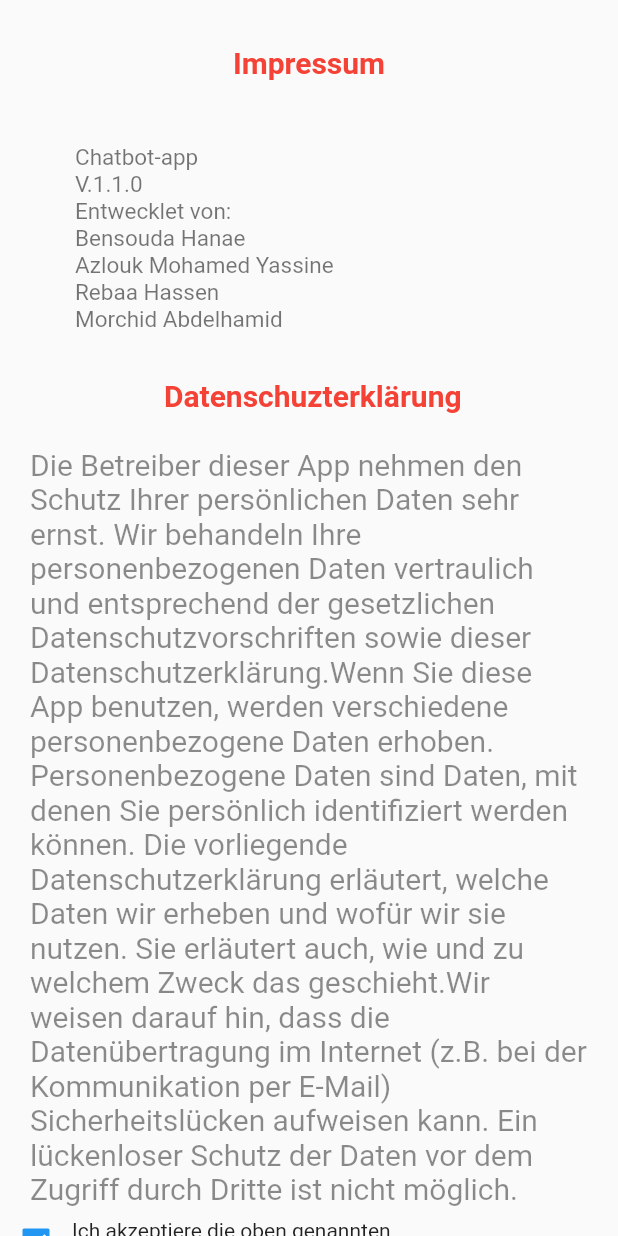
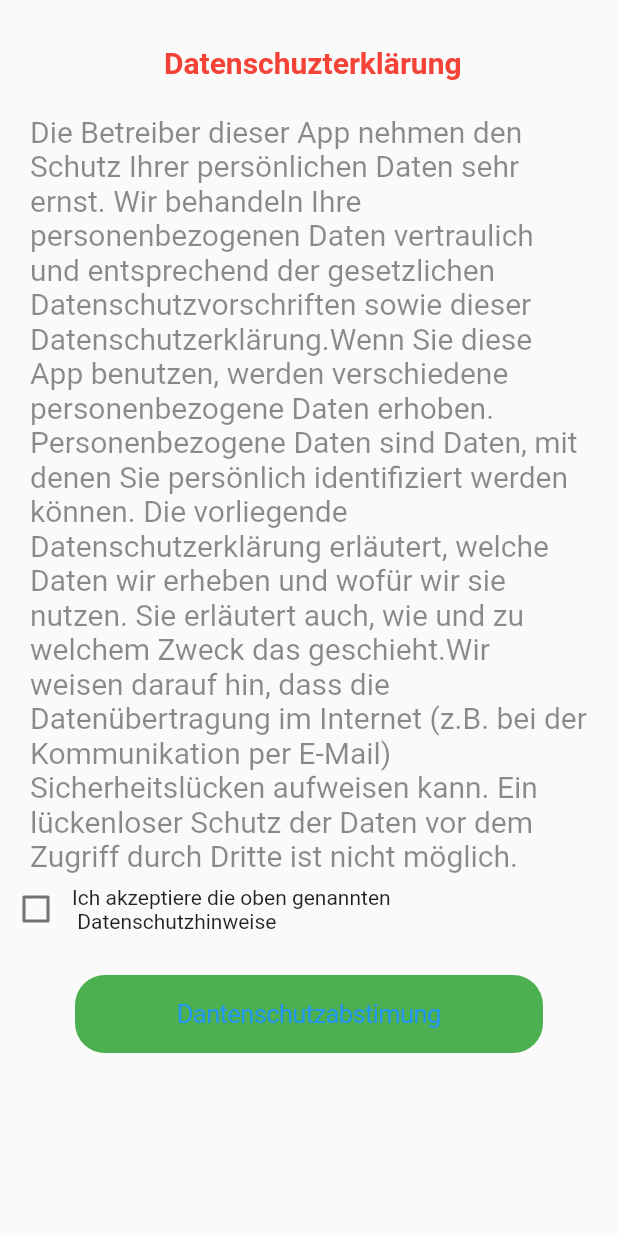
Before and after one commit to hassenrebaa/Flutter-Applikation-, a Flutter app: the FlutterDemo screen opened directly, on a phone screen of 412 x 824 dp. Run offline on Flutter 3.47's test engine with Material 2 defaults, Android fonts, the phone set to English and light mode, and no system bars; our stand-ins replace flutter_linkify, random_string, shared_preferences; accounts and stored records are empty; network calls fail.

Commit message:
Merge remote-tracking branch 'origin/master'
                # Conflicts:

                #	lib/main.dart
                #	lib/test-save.dart
                #	pubspec.lock
                #	pubspec.yaml

```diff
--- a/lib/main.dart
+++ b/lib/main.dart
@@ -2,6 +2,7 @@ import 'package:flutter/cupertino.dart';
 import 'package:flutter/material.dart';
 import 'package:flutterapp/test-save.dart';
 import 'Einstellung.dart';
+import 'Model-json.dart';
 import 'chat.dart';
 
 
@@ -31,23 +32,10 @@ class _HomeState extends State<Home>{
   int _currentIndex = 0;
   var  poo = new ChatDetails();
   final tabs=[
-    Center(
-      child: Column(
-  children: <Widget>[
-    Container(
-      margin: const EdgeInsets.all(70.0),
-      alignment: Alignment.center,
-    child:  CircleAvatar(
-        radius: 100,
-        backgroundImage: AssetImage('Images/bot.png'), // Hier Changes
-      ),
-    ),
-   Text("Hallo! ich bin Roby\nwas kann ich für Sie tun?",style: TextStyle(color: Colors.teal, fontSize: 25,fontWeight: FontWeight.bold),),
-  ],),
-  ),
+    Center(child:FlutterDemo(),),
     Center(child: ChatDetails(),),
     Center(child: MyApp()),
-    Center(child: FlutterDemo(),),
+    Center(child: FlutterDemo1(),),
 
   ];
 
--- a/lib/test-save.dart
+++ b/lib/test-save.dart
@@ -17,7 +17,7 @@ class FlutterDemo extends StatefulWidget {
 class _FlutterDemoState extends State<FlutterDemo> {
   int _counter;
   String t = "Ich akzeptiere die oben genannten \n Datenschutzhinweise";
-  bool checkBoxState = false;
+  bool checkBox = false;
   bool checkBoxState1 = true;
   bool _isChecked = true;
   @override
@@ -38,7 +38,7 @@ class _FlutterDemoState extends State<FlutterDemo> {
 
   Future<File> get _getLocalFile async {
     final file = await localPath1;
-    return new File('$file/dataxyyx.txt');
+    return new File('$file/dataxyyx6.txt');
   }
 
 
@@ -104,24 +104,11 @@ class _FlutterDemoState extends State<FlutterDemo> {
   Widget build(BuildContext context) {
     return new Scaffold(
 
-      body: Center(
+      body: _counter == 0?
+      Center(
         child:
         ListView(
           children: <Widget>[
-            Container(
-              margin: const EdgeInsets.only(top: 30.0),
-              alignment: Alignment.center,
-              child: Text('Impressum\n', style: TextStyle(
-                  color: Colors.red,
-                  fontSize: 20,
-                  fontWeight: FontWeight.bold),),),
-            Container(
-              margin: const EdgeInsets.only(top: 20, left: 50),
-              child: Text(
-                "Chatbot-app\nV.1.1.0\nEntwecklet von:\nBensouda Hanae\nAzlouk Mohamed Yassine\nRebaa Hassen\nMorchid Abdelhamid",
-                style: TextStyle(color: Colors.black54, fontSize: 15),
-              ),
-            ),
             Container(
               margin: const EdgeInsets.only(top: 30.0),
               alignment: Alignment.center,
@@ -150,12 +137,12 @@ class _FlutterDemoState extends State<FlutterDemo> {
 
                       onChanged: (bool value){
                         setState(() =>
-                          this._isChecked = value);
+                          this.checkBox = value);
                         setAllowsNotifications(value);
 
                         },
 
-                        value:_isChecked,
+                        value:checkBox,
 
                       ),
 
@@ -174,11 +161,12 @@ class _FlutterDemoState extends State<FlutterDemo> {
                 onPressed: () {
                   _incrementCounter();
                   print(_counter);
-                  if (_counter == 1) {
+                  if (_counter == 1&&checkBox==true) {
+                    _isChecked= !_isChecked;
                     showAlertDialog(context);
                   }
                   else {
-                    showAlertDialog1(context);
+
                   }
                 },
                 color: Colors.green,
@@ -187,7 +175,22 @@ class _FlutterDemoState extends State<FlutterDemo> {
             ),
           ],
         ),
-      ),
+      ): Center(
+
+        child: Column(
+          children: <Widget>[
+            Container(
+              margin: const EdgeInsets.all(70.0),
+              alignment: Alignment.center,
+              child:  CircleAvatar(
+                radius: 100,
+                backgroundImage: AssetImage('Images/bot.png'), // Hier Changes
+              ),
+            ),
+            Text("Hallo! ich bin Roby\nwas kann ich für Sie tun?",style: TextStyle(color: Colors.teal, fontSize: 25,fontWeight: FontWeight.bold),),
+          ],),
+      )
+
 
     );
   }
@@ -217,7 +220,6 @@ class _FlutterDemoState extends State<FlutterDemo> {
       },
     );
   }
-
   void showAlertDialog1(BuildContext context) {
     Widget okButton = FlatButton(
       child: Text("OK"),
@@ -228,8 +230,8 @@ class _FlutterDemoState extends State<FlutterDemo> {
 
     // set up the AlertDialog
     AlertDialog alert = AlertDialog(
-      title: Text("danke!"),
-      content: Text("Sie haben schon die Datenschutz abgestimmt !"),
+      title: Text("Achtung!"),
+      content: Text("bitte akzeptieresie  die oben genannten Datenschutzhinweise "),
       actions: [
         okButton,
       ],
```
Also changed, not shown: lib/Model-json.dart (added, +133 -0 lines), lib/chat.dart (+4 -5 lines).
